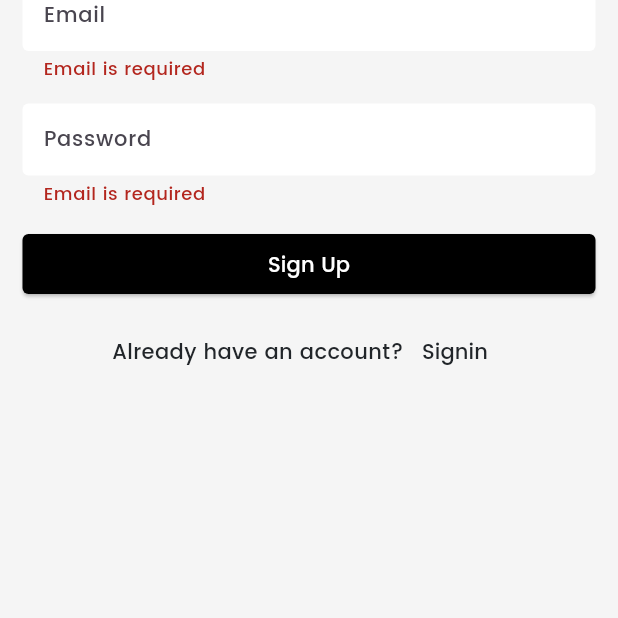
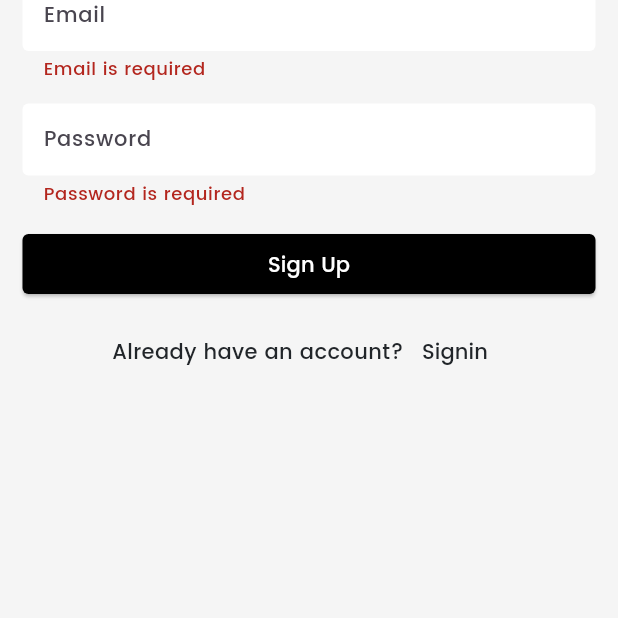
Before and after one commit to rajoanrahman100/quickchat, a Flutter app: the SignUpScreen screen opened directly, after a tap on "Sign Up", on a phone screen of 412 x 824 dp, the part 618-1236 px from its top. Run offline on Flutter 3.47's test engine with Material 3 defaults, Android fonts, the phone set to English and light mode, and no system bars; our stand-ins replace cloud_firestore, firebase_auth, firebase_core, flutter_riverpod, gap; accounts and stored records are empty.

```diff
--- a/lib/main.dart
+++ b/lib/main.dart
@@ -4,7 +4,7 @@ import 'package:flutter/material.dart';
 import 'package:flutter_riverpod/flutter_riverpod.dart';
 import 'package:quick_chat/constants/app_theme.dart';
 import 'package:quick_chat/helper/firebase_options.dart';
-import 'package:quick_chat/ui/home_screen.dart';
+import 'package:quick_chat/ui/home_screen/home_screen.dart';
 import 'package:quick_chat/ui/login_screen/login_screen.dart';
 import 'package:quick_chat/ui/sign_up_screen/signup_screen.dart';
 
--- a/lib/ui/login_screen/login_screen.dart
+++ b/lib/ui/login_screen/login_screen.dart
@@ -7,7 +7,7 @@ import 'package:quick_chat/constants/context_extention.dart';
 import 'package:quick_chat/constants/text_styles.dart';
 import 'package:quick_chat/helper/validation.dart';
 import 'package:quick_chat/riverpod/auth_provider.dart';
-import 'package:quick_chat/ui/home_screen.dart';
+import 'package:quick_chat/ui/home_screen/home_screen.dart';
 import 'package:quick_chat/ui/sign_up_screen/signup_screen.dart';
 
 class LoginScreen extends ConsumerWidget {
@@ -102,7 +102,7 @@ class LoginScreen extends ConsumerWidget {
                     ? const Row(
                         mainAxisAlignment: MainAxisAlignment.center,
                         children: [
-                          CircularProgressIndicator(),
+                          SizedBox(height: 20,width: 20,child: CircularProgressIndicator(color: AppColors.white,strokeWidth: 2.0,)),
                         ],
                       )
                     : Row(
--- a/lib/ui/sign_up_screen/signup_screen.dart
+++ b/lib/ui/sign_up_screen/signup_screen.dart
@@ -7,6 +7,7 @@ import 'package:quick_chat/constants/context_extention.dart';
 import 'package:quick_chat/constants/text_styles.dart';
 import 'package:quick_chat/helper/validation.dart';
 import 'package:quick_chat/riverpod/auth_provider.dart';
+import 'package:quick_chat/ui/home_screen/home_screen.dart';
 import 'package:quick_chat/ui/login_screen/login_screen.dart';
 
 class SignUpScreen extends ConsumerWidget {
@@ -95,7 +96,7 @@ class SignUpScreen extends ConsumerWidget {
                   enabledBorder: OutlineInputBorder(borderSide: BorderSide.none),
                   errorBorder: OutlineInputBorder(borderSide: BorderSide.none),
                 ),
-                validator: Validations.validateEmail,
+                validator: Validations.validatePassword,
               ),
               const Gap(15.0),
               ElevatedButton(
@@ -108,11 +109,27 @@ class SignUpScreen extends ConsumerWidget {
                 onPressed: () async {
                   if (formKey.currentState!.validate()) {
                     FocusScope.of(context).unfocus();
-                    authNotifier.signUpUserWithFirebase(
-                        emailController.text, passwordController.text, nameController.text);
+                    authNotifier
+                        .signUpUserWithFirebase(emailController.text, passwordController.text, nameController.text)
+                        .then((value) {
+                      context.navigateToScreen(isReplaced: true, child: const HomeScreen());
+                    });
                   }
                 },
-                child: Row(
+                child: authNotifier.isLoading
+                    ? const Row(
+                        mainAxisAlignment: MainAxisAlignment.center,
+                        children: [
+                          SizedBox(
+                              height: 20,
+                              width: 20,
+                              child: CircularProgressIndicator(
+                                color: AppColors.white,
+                                strokeWidth: 2.0,
+                              )),
+                        ],
+                      )
+                    : Row(
                         mainAxisAlignment: MainAxisAlignment.center,
                         children: [
                           Text(
@@ -132,7 +149,7 @@ class SignUpScreen extends ConsumerWidget {
                   ),
                   TextButton(
                     onPressed: () {
-                      context.navigateToScreen(isReplaced: true,child:  LoginScreen());
+                      context.navigateToScreen(isReplaced: true, child: LoginScreen());
                     },
                     child: Text(
                       'Signin',
```
Also changed, not shown: lib/ui/home_screen.dart (deleted, +0 -17 lines), lib/ui/home_screen/home_screen.dart (added, +40 -0 lines). Lines whose indentation alone changed are shown as unchanged.
